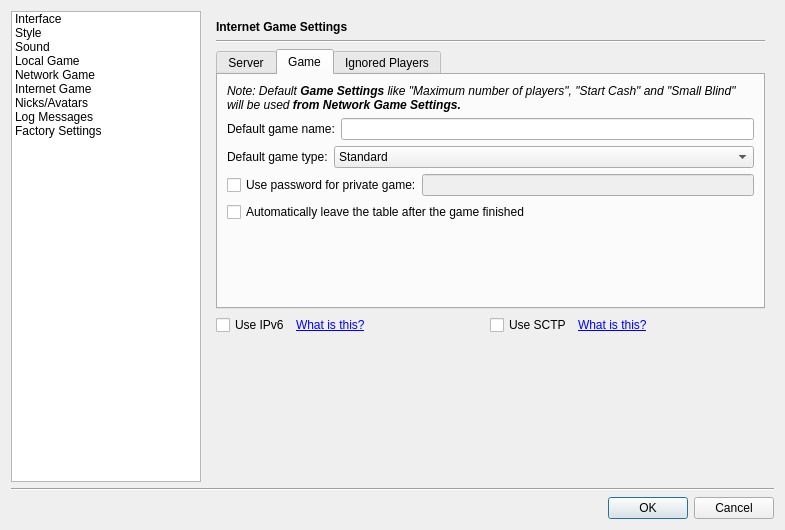
This is src/gui/qt/settingsdialog.ui in pokerth/pokerth as Qt 5 draws it before an edit. The edited form follows.
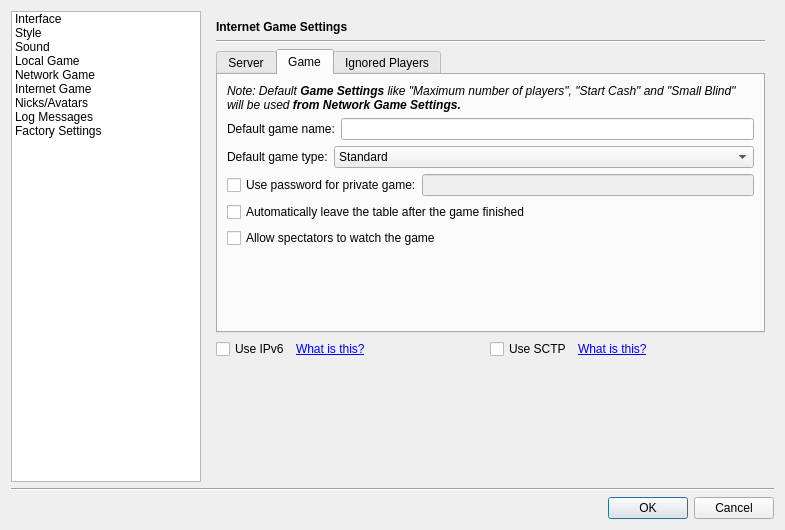
This is the edited form. The open tabs and pages were chosen to show the change. Icons and pictures are not drawn. Custom widgets are drawn as their Qt base class.

Commit message: gui preparation for allow spectators flag #215

Patch:
```diff
--- a/src/gui/qt/settingsdialog.ui
+++ b/src/gui/qt/settingsdialog.ui
@@ -1885,7 +1885,7 @@
                </item>
               </layout>
              </item>
-             <item row="5" column="0">
+             <item row="6" column="0">
               <spacer name="spacer">
                <property name="orientation">
                 <enum>Qt::Vertical</enum>
@@ -1905,6 +1905,13 @@
                </property>
               </widget>
              </item>
+             <item row="5" column="0">
+              <widget class="QCheckBox" name="checkBox_allowSpectators">
+               <property name="text">
+                <string>Allow spectators to watch the game</string>
+               </property>
+              </widget>
+             </item>
             </layout>
            </widget>
            <widget class="QWidget" name="tab_6">
```
The commit also changes 9 other files.
